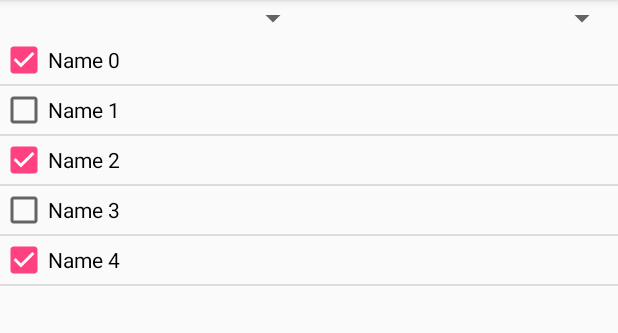
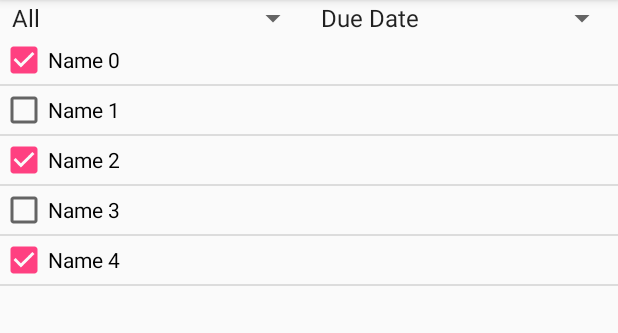
Before and after one commit to MrcRs/cs442-todo-list, an Android app: the screen it shows after launch (MainActivity), on a phone screen of 412 x 824 dp, the part 84-417 px from its top. Run offline under Robolectric (Android 15) with nearby library versions, the phone set to English and light mode, and no system bars.

Commit message:
complete search function fully

```diff
--- a/TodoList/app/src/main/java/com/example/tungd/todolist/MainActivity.java
+++ b/TodoList/app/src/main/java/com/example/tungd/todolist/MainActivity.java
@@ -37,10 +37,12 @@ public class MainActivity extends AppCompatActivity implements AdapterView.OnIte
     }
 
     private void initAdapter() {
-        adapter = new TodoAdapter(this, R.layout.todo_listview, new ArrayList<Todo>());
+        ArrayList<Todo> temp = new ArrayList<>();
         for (int i = 0; i < 5; ++i) {
-            adapter.add(new Todo("Name " + i, "Notes" + i, new Date(2017, 5, 7), i, (i % 2) == 0));
+            temp.add(new Todo("Name " + i, "Notes" + i, new Date(2017, 5, 7), i, (i % 2) == 0));
         }
+
+        adapter = new TodoAdapter(this, R.layout.todo_listview, temp);
     }
 
     private void initLayoutObject() {
@@ -63,6 +65,8 @@ public class MainActivity extends AppCompatActivity implements AdapterView.OnIte
 
             @Override
             public boolean onQueryTextChange(String newText) {
+                adapter.getFilter().filter(newText);
+
                 return false;
             }
         });
--- a/TodoList/app/src/main/java/com/example/tungd/todolist/TodoAdapter.java
+++ b/TodoList/app/src/main/java/com/example/tungd/todolist/TodoAdapter.java
@@ -8,6 +8,7 @@ import android.view.View;
 import android.view.ViewGroup;
 import android.widget.ArrayAdapter;
 import android.widget.CheckBox;
+import android.widget.Filter;
 
 import java.util.ArrayList;
 
@@ -17,12 +18,16 @@ import java.util.ArrayList;
 
 public class TodoAdapter extends ArrayAdapter<Todo> {
     private Activity activity;
-    private ArrayList<Todo> todoList;
+    private ArrayList<Todo> originalTodoList;
+    private ArrayList<Todo> filteredTodoList;
+    private Filter filter;
 
     public TodoAdapter(Activity activity, int resource, ArrayList<Todo> todoList) {
         super(activity, resource, todoList);
         this.activity = activity;
-        this.todoList = todoList;
+        this.filteredTodoList = todoList;
+        this.originalTodoList = (ArrayList<Todo>) todoList.clone();
+        filter = new TodoNameFilter();
     }
 
     @NonNull
@@ -32,11 +37,61 @@ public class TodoAdapter extends ArrayAdapter<Todo> {
         View rowView = inflater.inflate(R.layout.todo_listview, null, true);
         CheckBox checkBox = (CheckBox) rowView.findViewById(R.id.check_box);
 
-        Todo todo = todoList.get(position);
+        Todo todo = filteredTodoList.get(position);
 
         checkBox.setChecked(todo.isCompleted());
         checkBox.setText(todo.getName());
 
         return rowView;
     }
+
+    @NonNull
+    @Override
+    public Filter getFilter() {
+        if (filter == null) {
+            filter = new TodoNameFilter();
+        }
+        return filter;
+    }
+
+    private class TodoNameFilter extends Filter {
+        @Override
+        protected FilterResults performFiltering(CharSequence constraint) {
+            constraint = constraint.toString().toLowerCase();
+            FilterResults results = new FilterResults();
+            if (constraint != null && constraint.toString().length() > 0) {
+                ArrayList<Todo> originalItems = new ArrayList<>();
+                ArrayList<Todo> filteredItems = new ArrayList<>();
+                synchronized (this) {
+                    originalItems.addAll(originalTodoList);
+                }
+                for (int i = 0; i < originalItems.size(); ++i) {
+                    Todo todo = originalItems.get(i);
+                    if (todo.getName().toLowerCase().contains(constraint)) {
+                        filteredItems.add(todo);
+                    }
+                    results.values = filteredItems;
+                    results.count = filteredItems.size();
+                }
+            } else {
+                synchronized (this) {
+                    results.values = originalTodoList;
+                    results.count = originalTodoList.size();
+                }
+            }
+            return results;
+        }
+
+        @Override
+        protected void publishResults(CharSequence constraint, FilterResults results) {
+            filteredTodoList = (ArrayList<Todo>) results.values;
+            notifyDataSetChanged();
+            clear();
+            for (int i = 0; i < filteredTodoList.size(); ++i) {
+                add(filteredTodoList.get(i));
+            }
+            notifyDataSetInvalidated();
+
+        }
+    }
 }
--- a/TodoList/app/src/main/res/layout/activity_main.xml
+++ b/TodoList/app/src/main/res/layout/activity_main.xml
@@ -15,13 +15,15 @@
             android:id="@+id/status"
             android:layout_width="match_parent"
             android:layout_height="match_parent"
-            android:layout_weight="1"></Spinner>
+            android:layout_weight="1"
+            android:entries="@array/status"></Spinner>
 
         <Spinner
             android:id="@+id/priority"
             android:layout_width="match_parent"
             android:layout_height="match_parent"
-            android:layout_weight="1"></Spinner>
+            android:layout_weight="1"
+            android:entries="@array/priority"></Spinner>
     </LinearLayout>
 
     <ListView
--- a/TodoList/app/src/main/res/values/strings.xml
+++ b/TodoList/app/src/main/res/values/strings.xml
@@ -1,3 +1,12 @@
 <resources>
     <string name="app_name">TodoList</string>
+    <string-array name="status">
+        <item>All</item>
+        <item>Completed</item>
+        <item>Incompleted</item>
+    </string-array>
+    <string-array name="priority">
+        <item>Due Date</item>
+        <item>Emergency</item>
+    </string-array>
 </resources>
```
